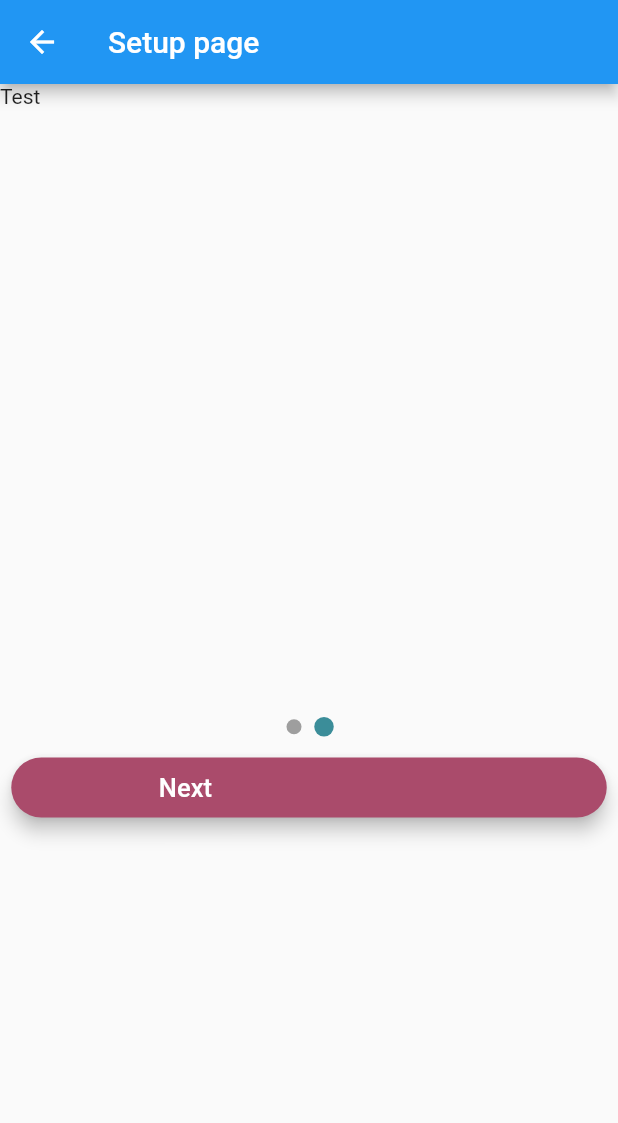
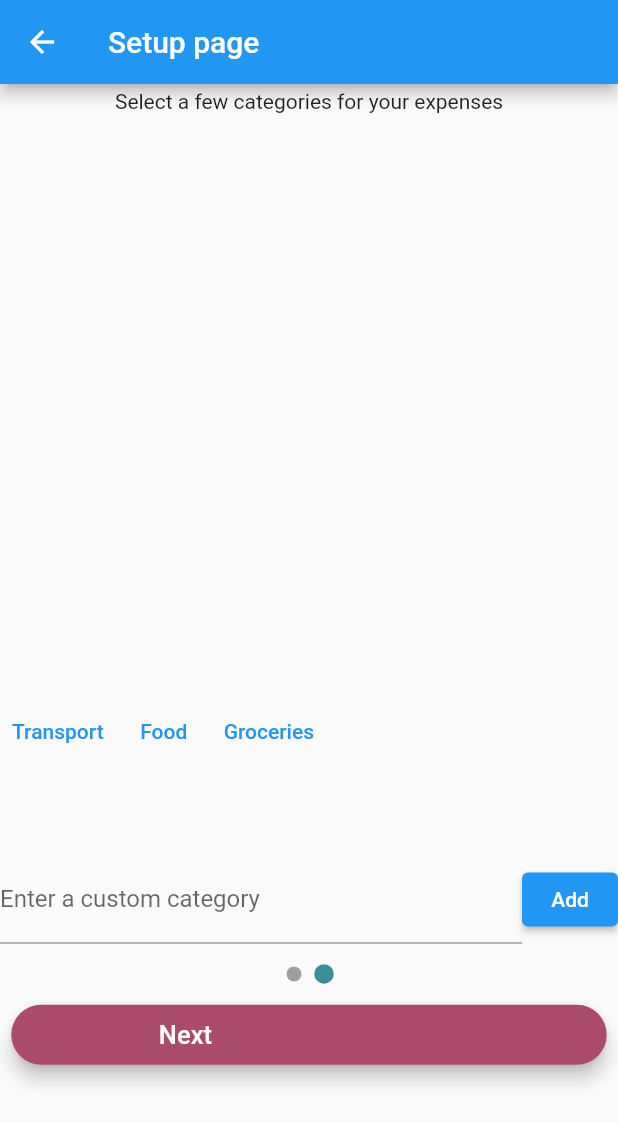
Before and after one commit to xtemplate24/budgetapp, a Flutter app: the SetupPage screen opened by its route, swiped to page 2, on a phone screen of 412 x 824 dp. Shown: the top 1123 px of the screen. Run offline on Flutter 3.47's test engine with Material 2 defaults, Android fonts, the phone set to English and light mode, and no system bars; drawn by our look-alikes of smooth_page_indicator; our stand-ins replace cloud_firestore, firebase_auth, firebase_core, flutter_spinkit, sizer; accounts and stored records are empty.

Commit message:
Add category to list

```diff
--- a/lib/firebase_interactions/firebase_interactions.dart
+++ b/lib/firebase_interactions/firebase_interactions.dart
@@ -1,6 +1,4 @@
-
-
-class FirebaseInteractions{
+class FirebaseInteractions {
   static Future<void> updateIncome(collection, uid, amount) {
     return collection
         .doc(uid)
@@ -8,5 +6,4 @@ class FirebaseInteractions{
         .then((value) => print('updated'))
         .catchError((error) => print("Failed to update user: $error"));
   }
-
 }
--- a/lib/screens/setup/setup.dart
+++ b/lib/screens/setup/setup.dart
@@ -1,4 +1,7 @@
+// ignore_for_file: prefer_const_constructors
+
 import 'package:budgetapp/components/color_theme.dart';
+import 'package:budgetapp/components/standard_alert.dart';
 import 'package:budgetapp/firebase_interactions/firebase_interactions.dart';
 import 'package:budgetapp/screens/home/home_state.dart';
 import 'package:flutter/material.dart';
@@ -20,12 +23,49 @@ class SetupPageState extends State<SetupPage> {
   User? user = FirebaseAuth.instance.currentUser;
   double? height;
   double? width;
+  List<String>? categoryList;
+  List<String> suggestionList = ["Transport", "Food", "Groceries"];
+  final categoryInputController = TextEditingController();
+  List<TextEditingController> controllers = [];
+  List<TextField> fields = [];
+  Map<String, int> finalCategoryMap = {};
 
   @override
   void initState() {
     super.initState();
     height = 100.h;
     width = 100.w;
+    categoryList = [];
+  }
+
+  void addToList(String categoryname) {
+    categoryname = categoryname.trim().toLowerCase();
+    final controller = TextEditingController();
+    final field = TextField(
+      keyboardType: TextInputType.number,
+      controller: controller,
+      decoration: InputDecoration(
+        border: OutlineInputBorder(),
+        labelText: "budget per month",
+      ),
+    );
+    setState(() {
+      if (categoryList!.contains(categoryname)) {
+        showDialog(
+            context: context,
+            builder: (context) {
+              return AlertDialogOneOption(
+                  title: "Oops",
+                  content: "Category already added",
+                  buttonText: "Okay",
+                  context: context);
+            });
+      } else {
+        categoryList!.add(categoryname);
+        controllers.add(controller);
+        fields.add(field);
+      }
+    });
   }
 
   @override
@@ -41,27 +81,100 @@ class SetupPageState extends State<SetupPage> {
     final pages = List.generate(
       2,
       ((index) => index == 0
-          ? Container(
-              child: Column(
-                  mainAxisAlignment: MainAxisAlignment.center,
+          ? Column(mainAxisAlignment: MainAxisAlignment.center, children: [
+              TextField(
+                keyboardType: TextInputType.number,
+                controller: budgetInputController,
+                decoration: const InputDecoration(labelText: "Monthly income"),
+              ),
+              const Text("This can be changed later too"),
+            ])
+          : Column(
+              mainAxisAlignment: MainAxisAlignment.center,
+              children: [
+                Text("Select a few categories for your expenses"),
+                Container(
+                  height: height! * 0.4,
+                  child: SingleChildScrollView(
+                    child: ListView.separated(
+                      scrollDirection: Axis.vertical,
+                      shrinkWrap: true,
+                      padding: const EdgeInsets.all(8),
+                      itemCount: categoryList!.length,
+                      itemBuilder: (BuildContext context, int index) {
+                        return Dismissible(
+                          onDismissed: ((direction) {
+                            setState(() {
+                              categoryList!.removeAt(index);
+                              controllers.removeAt(index);
+                              fields.removeAt(index);
+                            });
+                          }),
+                          key: Key(categoryList![index]),
+                          background: Container(color: Colors.red),
+                          direction: DismissDirection.endToStart,
+                          child: Container(
+                            height: 50,
+                            child: Row(children: [
+                              Text(
+                                categoryList![index],
+                              ),
+                              Expanded(child: fields[index]),
+                            ]),
+                          ),
+                        );
+                      },
+                      separatorBuilder: (BuildContext context, int index) =>
+                          const Divider(),
+                    ),
+                  ),
+                ),
+                Container(
+                  width: width! * 1,
+                  height: height! * 0.2,
+                  child: SingleChildScrollView(
+                    scrollDirection: Axis.horizontal,
+                    child: ListView.builder(
+                        shrinkWrap: true,
+                        scrollDirection: Axis.horizontal,
+                        itemCount: suggestionList.length,
+                        itemBuilder: (BuildContext context, int index) {
+                          return TextButton(
+                              child: Text(suggestionList[index]),
+                              onPressed: () {
+                                addToList(suggestionList[index]);
+                                setState(() {
+                                  suggestionList.removeAt(index);
+                                });
+                              });
+                        }),
+                  ),
+                ),
+                Row(
                   children: [
-                  TextField(
-                    keyboardType: TextInputType.number,
-                    controller: budgetInputController,
-                    decoration:
-                        const InputDecoration(labelText: "Monthly income"),
-                  ),
-                  const Text("This can be changed later too"),
-                ]))
-          : Container(
-              child: Text("Test"),
+                    Expanded(
+                      child: TextField(
+                        controller: categoryInputController,
+                        decoration: const InputDecoration(
+                            labelText: "Enter a custom category"),
+                      ),
+                    ),
+                    ElevatedButton(
+                        onPressed: () {
+                          addToList(categoryInputController.text);
+                          categoryInputController.clear();
+                        },
+                        child: Text("Add")),
+                  ],
+                ),
+              ],
             )),
     );
 
     Widget nextButton = ElevatedButton(
       child: Padding(
         padding: EdgeInsets.fromLTRB(width! * 0.2, 10, height! * 0.3, 10),
-        child: Text(
+        child: const Text(
           'Next',
           style: TextStyle(fontSize: 17, color: Colors.white),
         ),
@@ -74,19 +187,20 @@ class SetupPageState extends State<SetupPage> {
         elevation: 5.0,
       ),
       onPressed: () async {
-
         if (pageController.page == 0) {
           await FirebaseInteractions.updateIncome(
-            users, user!.uid, int.parse(budgetInputController.text.trim()));
+              users, user!.uid, int.parse(budgetInputController.text.trim()));
           await pageController.nextPage(
               duration: Duration(milliseconds: 200), curve: Curves.easeIn);
         } else {
-          Navigator.of(context, rootNavigator: true).pop();
+          for (int i = 0; i < categoryList!.length; i++) {
+            finalCategoryMap[categoryList![i]] = controllers[i].text.isEmpty ? 0 : int.parse(controllers[i].text);
+          }
+          print(finalCategoryMap.toString());
+          Navigator.popAndPushNamed(context, '/HomePage');
         }
       },
     );
-
-
 
     return Scaffold(
       resizeToAvoidBottomInset: false,
@@ -98,7 +212,7 @@ class SetupPageState extends State<SetupPage> {
           crossAxisAlignment: CrossAxisAlignment.center,
           children: <Widget>[
             Container(
-              height: height! * 0.5,
+              height: height! * 0.7,
               child: PageView.builder(
                 physics: NeverScrollableScrollPhysics(),
                 itemCount: pages.length,
```
Lines whose indentation alone changed are shown as unchanged.
